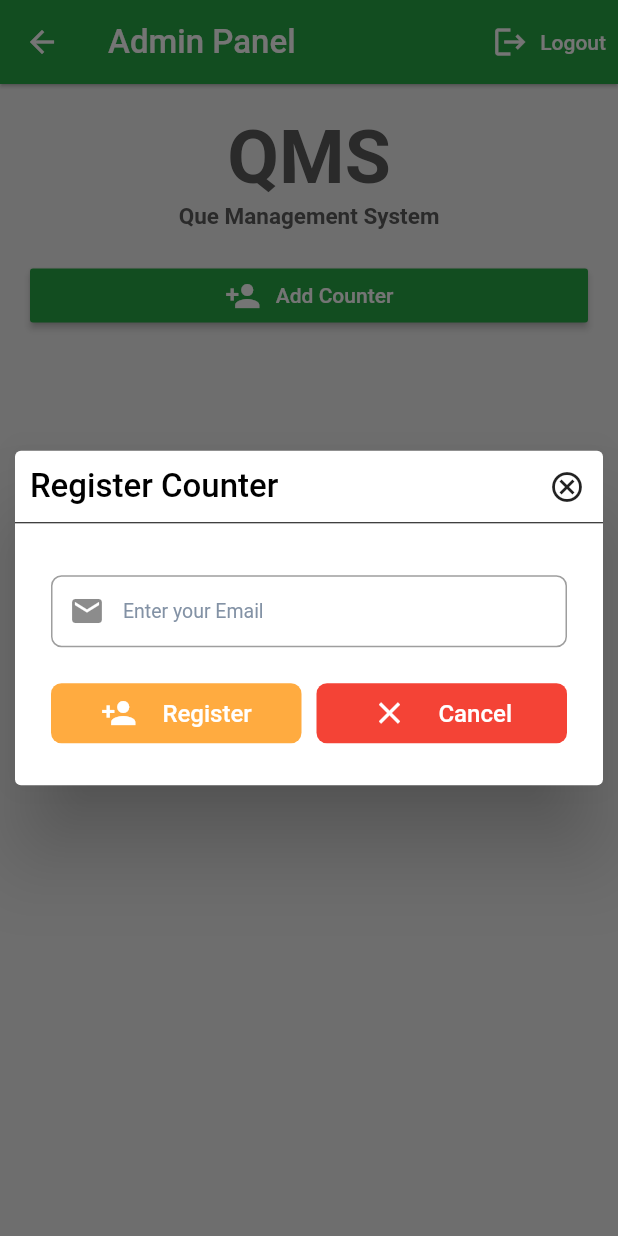
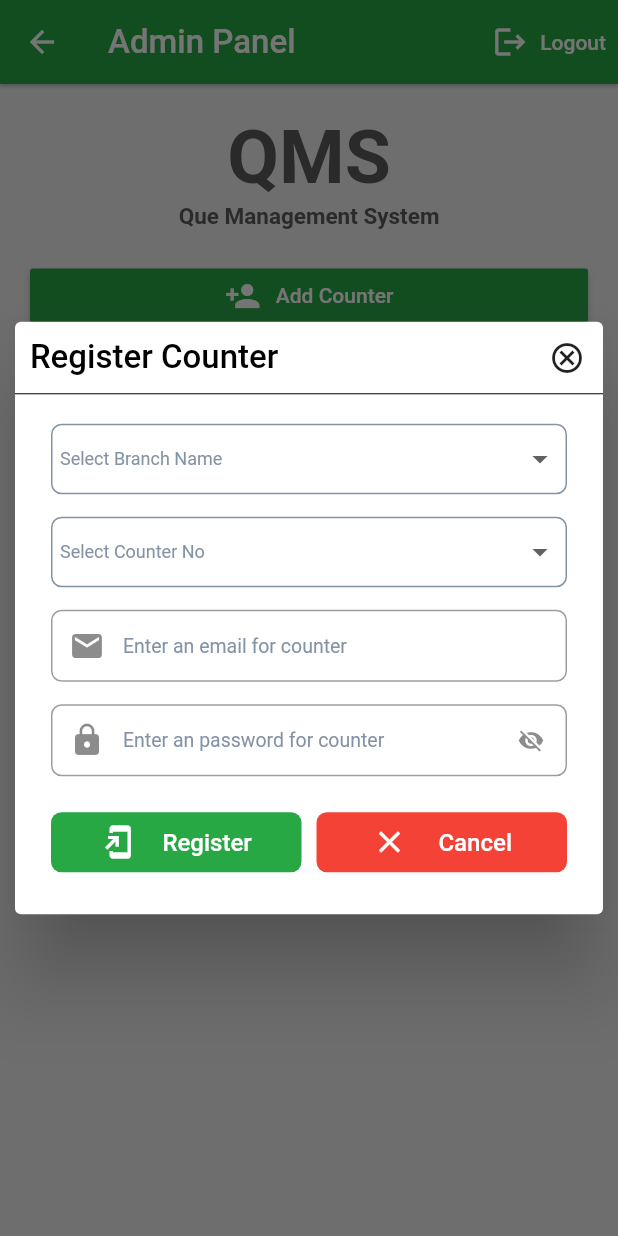
Before and after one commit to sakib151659/qms, a Flutter app: the Admin screen opened directly, after a tap on "Add Counter", on a phone screen of 412 x 824 dp. Run offline on Flutter 3.47's test engine with Material 2 defaults, Android fonts, the phone set to English and light mode, and no system bars; our stand-ins replace cloud_firestore, firebase_auth, firebase_core, get; accounts and stored records are empty; Roboto replaces fonts that are missing (SolaimanLipi).

```diff
--- a/lib/components/custom_dropdown/custom_dropdown.dart
+++ b/lib/components/custom_dropdown/custom_dropdown.dart
@@ -0,0 +1,67 @@
+import 'package:flutter/material.dart';
+
+import '../../utils/colors_for_app.dart';
+import '../../utils/texts_for_app.dart';
+
+class LocalDropDown extends StatefulWidget {
+  final String hintText;
+  final List dropDownList;
+  final Function callBackFunction;
+
+  const LocalDropDown({
+    Key? key,
+    required this.hintText,
+    required this.dropDownList,
+    required this.callBackFunction,
+  }) : super(key: key);
+
+  @override
+  _LocalDropDownState createState() => _LocalDropDownState();
+}
+
+class _LocalDropDownState extends State<LocalDropDown> {
+  var selectedValue;
+
+  @override
+  Widget build(BuildContext context) {
+    return Container(
+      padding: const EdgeInsets.symmetric(horizontal: 5),
+      decoration: BoxDecoration(
+          borderRadius: BorderRadius.circular(7),
+          border: Border.all(color: MyColors.secondaryTextColor, width: 1)),
+      height: 47,
+      child: DropdownButton(
+        underline: const SizedBox(),
+
+        items: widget.dropDownList
+            .map((value) => DropdownMenuItem(
+                  child: Text(
+                    value,
+                  ),
+                  value: value,
+                ))
+            .toList(),
+        ////////////////
+
+        /////////////////
+        onChanged: (selectedType) {
+          setState(() {
+            selectedValue = selectedType;
+            widget.callBackFunction(selectedType);
+          });
+        },
+        value: selectedValue,
+
+        hint: Text(
+          widget.hintText.isEmpty ? MyTexts.selectItem : widget.hintText,
+          style: TextStyle(color: MyColors.secondaryTextColor),
+        ),
+        elevation: 8,
+        style: TextStyle(color: Colors.grey[700], fontSize: 12),
+        icon: const Icon(Icons.arrow_drop_down_outlined),
+        iconEnabledColor: Colors.grey[700],
+        isExpanded: true,
+      ),
+    );
+  }
+}
--- a/lib/screens/home/admin/admin.dart
+++ b/lib/screens/home/admin/admin.dart
@@ -1,9 +1,13 @@
 import 'package:flutter/material.dart';
 import 'package:qms/components/appbar/appbar.dart';
+import 'package:qms/components/custom_dropdown/custom_dropdown.dart';
 import 'package:qms/components/custom_text_style/custom_text_style_class.dart';
 import 'package:qms/utils/colors_for_app.dart';
+import 'package:qms/utils/texts_for_app.dart';
 
 import '../../../components/custom_input_section/signin_custom_input_field.dart';
+import '../../../components/snackbar/custom_snackbar.dart';
+import '../../../services/auth.dart';
 
 class Admin extends StatefulWidget {
   const Admin({Key? key}) : super(key: key);
@@ -15,6 +19,43 @@ class Admin extends StatefulWidget {
 class _AdminState extends State<Admin> {
   final _formKey = GlobalKey<FormState>();
   TextEditingController emailController = TextEditingController();
+  TextEditingController passwordController = TextEditingController();
+  List <String> branchNameList = [MyTexts.branchA, MyTexts.branchB, MyTexts.branchC];
+  List <String> counterNoList = [MyTexts.counter1,MyTexts.counter2, MyTexts.counter3];
+  String branchName = "";
+  String counterNo = "";
+  bool isSecure = true;
+  final AuthService _auth = AuthService();
+  void _branchNameCallback(value) {
+    if (value != null) {
+      setState(() {
+        branchName = value.toString();
+      });
+    }
+  }
+  void _counterNoCallback(value) {
+    if (value != null) {
+      setState(() {
+        counterNo = value.toString();
+      });
+    }
+  }
+
+  void _clearFields(){
+    emailController.clear();
+    passwordController.clear();
+    branchName = "";
+    counterNo = "";
+  }
+
+  @override
+  void dispose() {
+    // TODO: implement dispose
+    emailController.dispose();
+    passwordController.dispose();
+    super.dispose();
+  }
+
   @override
   Widget build(BuildContext context) {
     return Scaffold(
@@ -98,10 +139,23 @@ class _AdminState extends State<Admin> {
               SizedBox(
                 width: MediaQuery.of(context).size.width * 0.85,
               ),
+              // const SizedBox(
+              //   height: 15,
+              // ),
+              LocalDropDown(
+                  hintText: "Select Branch Name",
+                  dropDownList: branchNameList,
+                  callBackFunction: _branchNameCallback
+              ),
+              const SizedBox(
+                height: 15,
+              ),
 
-
-
-
+              LocalDropDown(
+                  hintText: "Select Counter No",
+                  dropDownList: counterNoList,
+                  callBackFunction: _counterNoCallback
+              ),
               const SizedBox(
                 height: 15,
               ),
@@ -110,10 +164,30 @@ class _AdminState extends State<Admin> {
                 textInputType: TextInputType.text,
                 prefix: const Icon(Icons.email),
                 suffix: const SizedBox(),
-                hintText: "Enter your Email",
+                hintText: "Enter an email for counter",
                 validatorFunction: (value){
                   if(value == null || value.isEmpty){
                     return "Field can not be empty";
+                  }
+                  return null;
+                },
+              ),
+              const SizedBox(
+                height: 15,
+              ),
+              MyTextFieldSignIn(
+                controller: passwordController,
+                textInputType: TextInputType.text,
+                prefix: const Icon(Icons.lock),
+                suffix: _passwordVisibility(),
+                hintText: "Enter an password for counter",
+                isSecure: isSecure,
+                validatorFunction: (value){
+                  if(value == null || value.isEmpty){
+                    return "Field can not be empty";
+                  }
+                  else if(value.length < 8){
+                    return "Password less than 8";
                   }
                   return null;
                 },
@@ -127,13 +201,27 @@ class _AdminState extends State<Admin> {
                 children: [
                   Expanded(
                     child: MaterialButton(
-                      onPressed: () {
+                      onPressed: () async{
                         if (_formKey.currentState!.validate()) {
+                          dynamic result = await _auth.registerWithEmailAndPassword(emailController.text.trim(), passwordController.text.trim(), MyTexts.na, branchName, counterNo, MyTexts.counter) ;
 
+                          if(result == null){
+                            // setState(() {
+                            //   isLoading = false;
+                            // });
+                            CustomSnackBar(context: context, isSuccess: false, message: 'Please enter valid credentials!').show();
+                          }else{
+                            CustomSnackBar(context: context, isSuccess: true, message: 'Registered successfully!').show();
+                            _clearFields();
+                            // setState(() {
+                            //   isLoading = false;
+                            // });
+
+                          }
                         }
                         Navigator.of(context, rootNavigator: true).pop();
                       },
-                      color: Colors.orangeAccent,
+                      color: MyColors.customGreen,
                       height: 40,
                       elevation: 0,
                       shape: const RoundedRectangleBorder(
@@ -144,7 +232,7 @@ class _AdminState extends State<Admin> {
                       child: Row(
                         mainAxisAlignment: MainAxisAlignment.spaceEvenly,
                         children: [
-                          const Icon(Icons.person_add, color: Colors.white,),
+                          const Icon(Icons.add_to_home_screen, color: Colors.white,),
                           Text("Register",
                             style: MyTextStyle.regularStyle(
                               fontColor: Colors.white,
@@ -193,4 +281,15 @@ class _AdminState extends State<Admin> {
     );
   }
 
+  Widget _passwordVisibility() {
+    return InkWell(
+      onTap: () {
+        setState(() {
+          isSecure = !isSecure;
+        });
+      },
+      child: Icon(isSecure ? Icons.visibility_off : Icons.visibility, size: 18),
+    );
+  }
+
 }
--- a/lib/utils/texts_for_app.dart
+++ b/lib/utils/texts_for_app.dart
@@ -7,5 +7,12 @@ class MyTexts {
   static const String user = "User";
   static const String admin = "Admin";
   static const String counter = "Counter";
+  static const String selectItem = "Select";
+  static const String branchA = "Branch A";
+  static const String branchB = "Branch B";
+  static const String branchC = "Branch C";
+  static const String counter1 = "Counter 1";
+  static const String counter2 = "Counter 2";
+  static const String counter3 = "Counter 3";
 
 }
```
